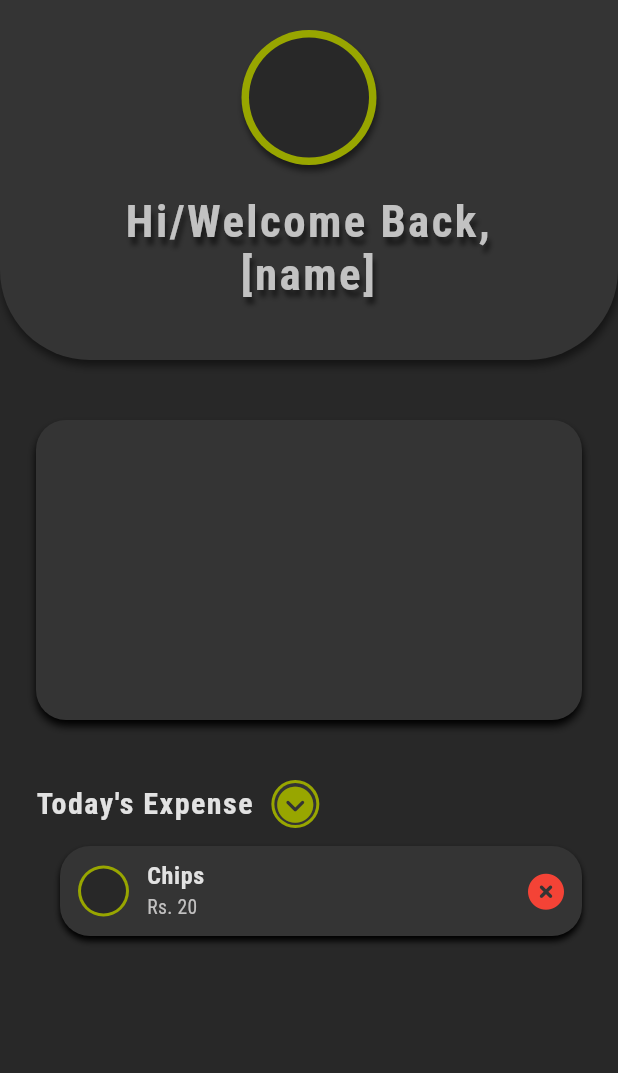
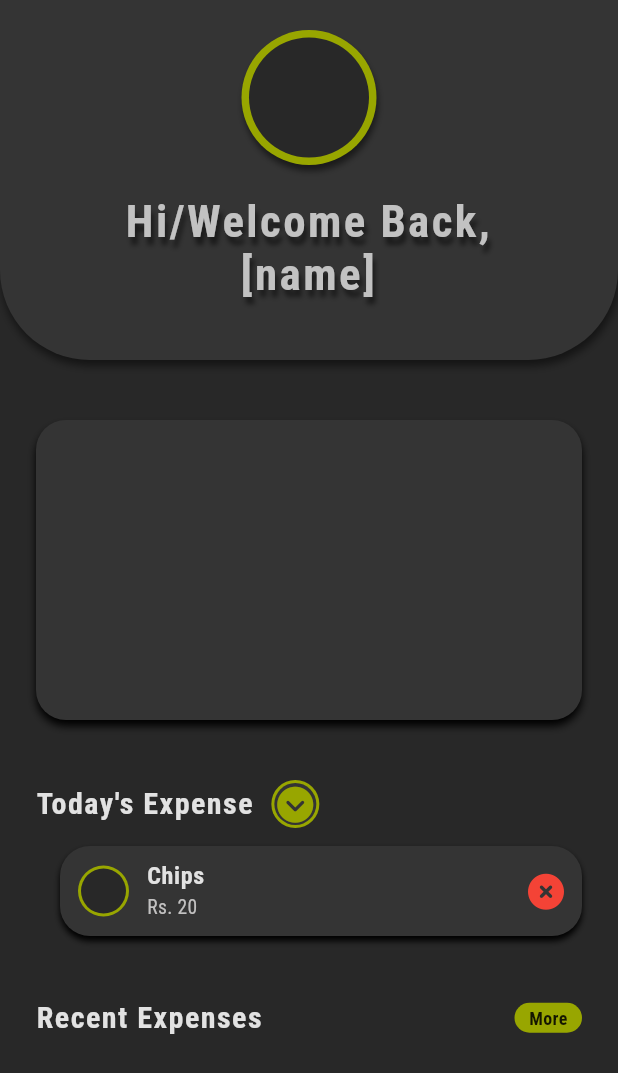
Before and after one commit to CGplays/expenso, a Flutter app: the screen it shows after launch, on a phone screen of 412 x 824 dp. Shown: the top 1073 px of the screen. Run offline on Flutter 3.47's test engine with Material 2 defaults, Android fonts, the phone set to English and light mode, and no system bars; our stand-ins replace font_awesome_flutter, google_fonts.

Commit message:
Added recent expenses

```diff
--- a/lib/screens/home_screen.dart
+++ b/lib/screens/home_screen.dart
@@ -1,6 +1,7 @@
 import 'package:expenso/constants/constants.dart';
 import 'package:expenso/widgets/appbar.dart';
 import 'package:expenso/widgets/home_daily_expense.dart';
+import 'package:expenso/widgets/recent_expenses_home.dart';
 import 'package:flutter/material.dart';
 
 class HomeScreen extends StatelessWidget {
@@ -33,6 +34,10 @@ class HomeScreen extends StatelessWidget {
             ),
             const SizedBox(height: 40),
             const HomeDailyExpense(),
+            const SizedBox(
+              height: 40,
+            ),
+            const RecentExpensesHomes(),
           ],
         ),
       ),
--- /dev/null
+++ b/lib/widgets/recent_expenses_home.dart
@@ -0,0 +1,51 @@
+import 'package:expenso/constants/constants.dart';
+import 'package:flutter/material.dart';
+
+class RecentExpensesHomes extends StatelessWidget {
+  const RecentExpensesHomes({super.key});
+
+  @override
+  Widget build(BuildContext context) {
+    return Column(
+      children: [
+        Row(
+          mainAxisAlignment: MainAxisAlignment.spaceBetween,
+          children: [
+            const Text(
+              "Recent Expenses",
+              style: TextStyle(
+                color: Constants.kBodyTextColor,
+                fontSize: 20,
+                fontWeight: FontWeight.bold,
+                letterSpacing: 1,
+              ),
+            ),
+            const SizedBox(
+              width: 12,
+            ),
+            Container(
+              decoration: BoxDecoration(
+                color: Constants.kTertiaryColor,
+                borderRadius: BorderRadius.circular(10),
+              ),
+              height: 20,
+              width: 45,
+              child: const Center(
+                child: Text(
+                  "More",
+                  style: TextStyle(fontWeight: FontWeight.bold, fontSize: 12),
+                ),
+              ),
+            )
+          ],
+        ),
+        const SizedBox(height: 12),
+        const Padding(
+          padding: EdgeInsets.only(left: 16),
+          child: null,
+          //TODO: add the recent expenses card
+        ),
+      ],
+    );
+  }
+}
```
